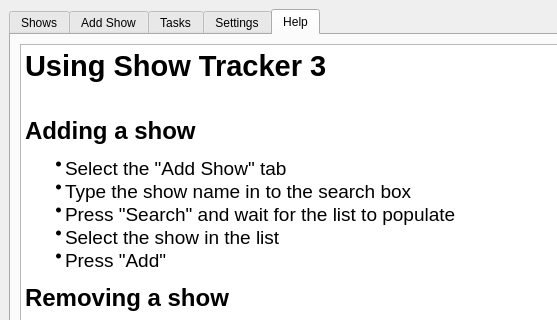
This is src/ui/main.ui in arch-stack/Show-Tracker as Qt 5 draws it before an edit; both pictures show x 0 to 557 and y 0 to 320 of the 800 by 600 pixel window. The edited form follows.
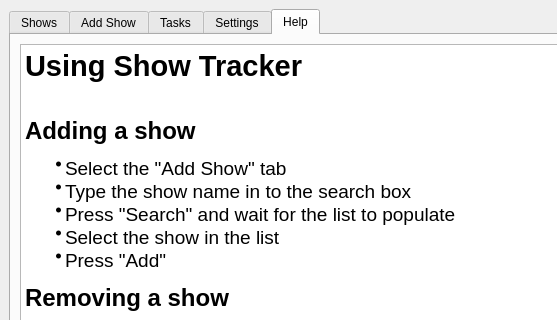
This is the edited form. The open tabs and pages were chosen to show the change. Icons and pictures are not drawn.

```diff
--- a/src/ui/main.ui
+++ b/src/ui/main.ui
@@ -291,7 +291,7 @@
 &lt;html&gt;&lt;head&gt;&lt;meta name=&quot;qrichtext&quot; content=&quot;1&quot; /&gt;&lt;style type=&quot;text/css&quot;&gt;
 p, li { white-space: pre-wrap; }
 &lt;/style&gt;&lt;/head&gt;&lt;body style=&quot; font-family:'Sans'; font-size:10pt; font-weight:400; font-style:normal;&quot;&gt;
-&lt;p style=&quot; margin-top:0px; margin-bottom:0px; margin-left:0px; margin-right:0px; -qt-block-indent:0; text-indent:0px;&quot;&gt;&lt;span style=&quot; font-size:22pt; font-weight:600;&quot;&gt;Using Show Tracker 3&lt;/span&gt;&lt;/p&gt;
+&lt;p style=&quot; margin-top:0px; margin-bottom:0px; margin-left:0px; margin-right:0px; -qt-block-indent:0; text-indent:0px;&quot;&gt;&lt;span style=&quot; font-size:22pt; font-weight:600;&quot;&gt;Using Show Tracker&lt;/span&gt;&lt;/p&gt;
 &lt;p style=&quot;-qt-paragraph-type:empty; margin-top:0px; margin-bottom:0px; margin-left:0px; margin-right:0px; -qt-block-indent:0; text-indent:0px; font-size:22pt; font-weight:600;&quot;&gt;&lt;/p&gt;
 &lt;p style=&quot; margin-top:0px; margin-bottom:0px; margin-left:0px; margin-right:0px; -qt-block-indent:0; text-indent:0px;&quot;&gt;&lt;span style=&quot; font-size:18pt; font-weight:600;&quot;&gt;Adding a show&lt;/span&gt;&lt;/p&gt;
 &lt;ul style=&quot;margin-top: 0px; margin-bottom: 0px; margin-left: 0px; margin-right: 0px; -qt-list-indent: 1;&quot;&gt;&lt;li style=&quot; margin-top:12px; margin-bottom:0px; margin-left:0px; margin-right:0px; -qt-block-indent:0; text-indent:0px;&quot;&gt;&lt;span style=&quot; font-size:14pt;&quot;&gt;Select the &amp;quot;Add Show&amp;quot; tab&lt;/span&gt;&lt;/li&gt;
```
Left out of the diff: 2 changed lines with no effect on the pictures.
